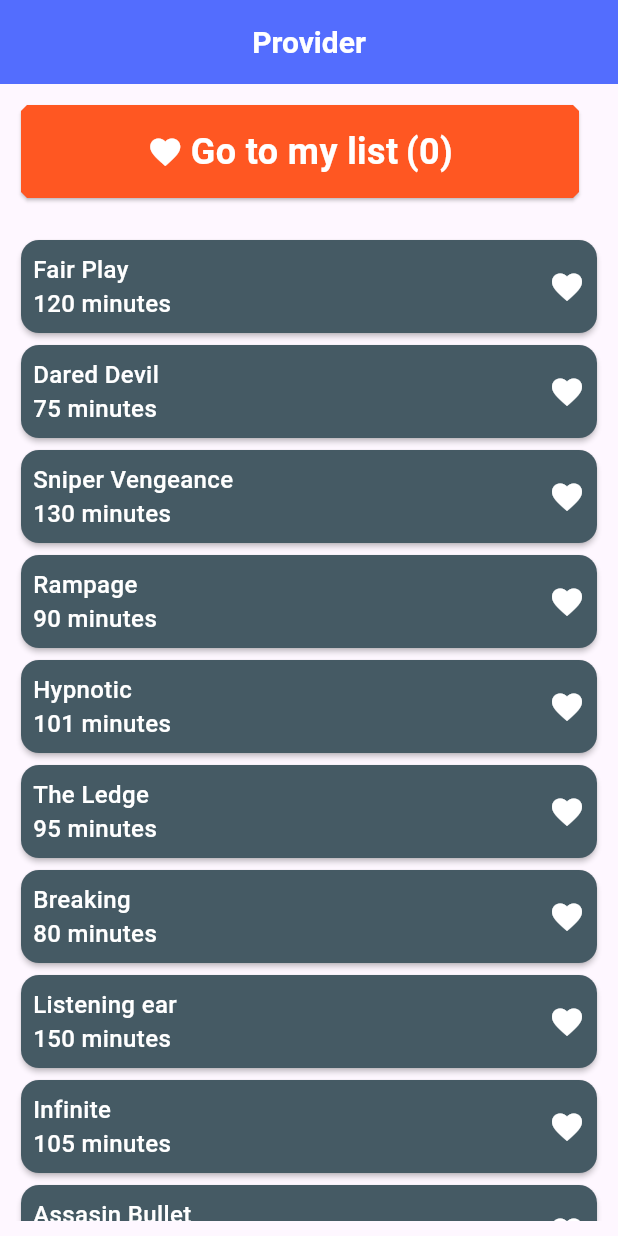
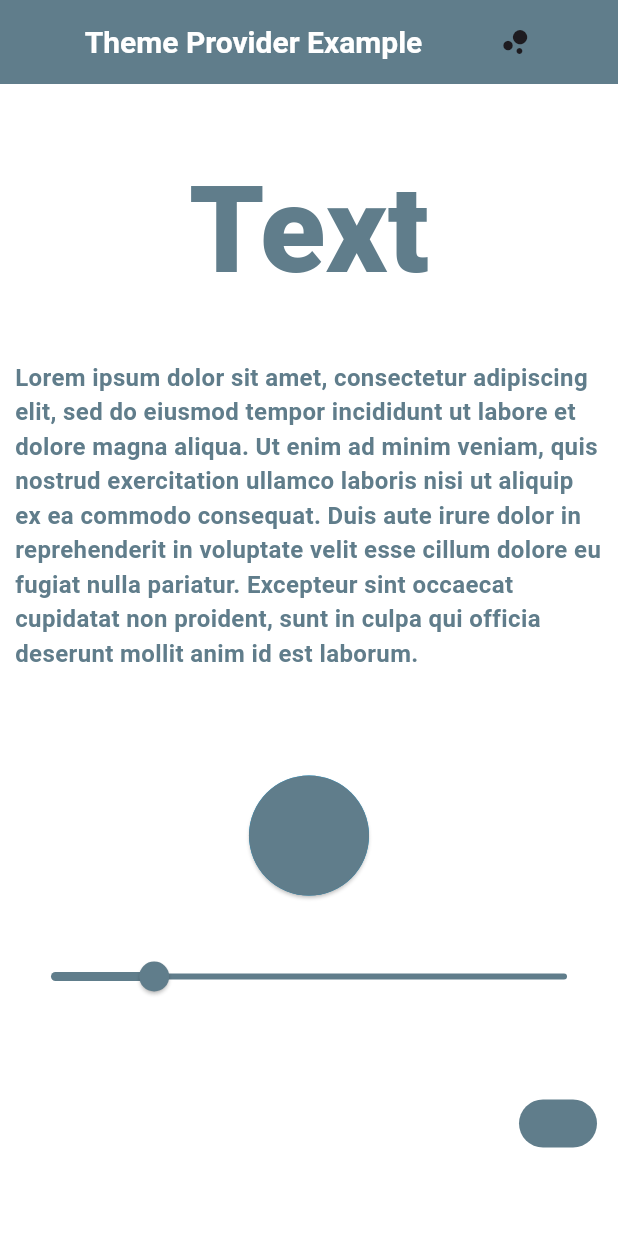
Before and after one commit to dretoba91/flutter-state-managements, a Flutter app: the screen it shows after launch, on a phone screen of 412 x 824 dp. Run offline on Flutter 3.47's test engine with Material 3 defaults, Android fonts, the phone set to English and light mode, and no system bars; our stand-ins replace flutter_colorpicker, go_router, shared_preferences; Roboto replaces fonts that are missing (Montserrat).

Commit message:
color picker with provider

```diff
--- /dev/null
+++ b/lib/color_picker/color_picker.dart
@@ -0,0 +1,155 @@
+// ignore_for_file: prefer_const_constructors, prefer_const_literals_to_create_immutables
+
+import 'dart:developer';
+
+import 'package:flutter/material.dart';
+import 'package:flutter_state_managements/color_picker/widget/color_body.dart';
+import 'package:flutter_state_managements/helpers/color_provider.dart';
+import 'package:provider/provider.dart';
+
+class ColorPicker extends StatefulWidget {
+  const ColorPicker({super.key});
+
+  @override
+  State<ColorPicker> createState() => _ColorPickerState();
+}
+
+class _ColorPickerState extends State<ColorPicker> {
+  final String lopsuim =
+      'Lorem ipsum dolor sit amet, consectetur adipiscing elit, sed do eiusmod tempor incididunt ut labore et dolore magna aliqua. Ut enim ad minim veniam, quis nostrud exercitation ullamco laboris nisi ut aliquip ex ea commodo consequat. Duis aute irure dolor in reprehenderit in voluptate velit esse cillum dolore eu fugiat nulla pariatur. Excepteur sint occaecat cupidatat non proident, sunt in culpa qui officia deserunt mollit anim id est laborum.';
+
+  colorDialog() {
+    showDialog(
+      context: context,
+      builder: (context) => ColorBody(),
+    );
+  }
+
+  @override
+  Widget build(BuildContext context) {
+    return Scaffold(
+      appBar: AppBar(
+        title: Row(
+          mainAxisAlignment: MainAxisAlignment.center,
+          children: [
+            Text(
+              'Theme Provider Example',
+              style: TextStyle(
+                color: Colors.white,
+                fontFamily: "Montserrat",
+                fontSize: 20,
+                fontWeight: FontWeight.w600,
+              ),
+            ),
+            SizedBox(
+              width: 50,
+            ),
+            Icon(Icons.bubble_chart)
+          ],
+        ),
+        centerTitle: true,
+        backgroundColor:
+            Provider.of<ColorProvider>(context, listen: true).pickedColor,
+      ),
+      body: SafeArea(
+        child: Container(
+          color: Colors.white,
+          padding: EdgeInsets.all(10),
+          child: Column(
+            mainAxisAlignment: MainAxisAlignment.start,
+            crossAxisAlignment: CrossAxisAlignment.center,
+            children: [
+              SizedBox(
+                height: 30,
+              ),
+              Center(
+                child: Text(
+                  'Text',
+                  style: TextStyle(
+                    color: Provider.of<ColorProvider>(context, listen: true)
+                        .pickedColor,
+                    fontFamily: "Montserrat",
+                    fontSize: 80,
+                    fontWeight: FontWeight.w800,
+                  ),
+                ),
+              ),
+              SizedBox(
+                height: 30,
+              ),
+              Center(
+                child: Text(
+                  lopsuim,
+                  style: TextStyle(
+                    color: Provider.of<ColorProvider>(context, listen: true)
+                        .pickedColor,
+                    fontFamily: "Montserrat",
+                    fontSize: 16,
+                    fontWeight: FontWeight.w600,
+                  ),
+                ),
+              ),
+              SizedBox(
+                height: 70,
+              ),
+              Container(
+                height: 80,
+                width: 80,
+                decoration: BoxDecoration(
+                  shape: BoxShape.circle,
+                  color: Colors.lightBlue,
+                ),
+                child: ElevatedButton(
+                  onPressed: () {
+                    colorDialog();
+                  },
+                  style: ButtonStyle(
+                    backgroundColor: MaterialStateColor.resolveWith((states) =>
+                        Provider.of<ColorProvider>(context, listen: true)
+                            .pickedColor),
+                  ),
+                  child: Text(''),
+                ),
+              ),
+              SizedBox(
+                height: 30,
+              ),
+              Slider.adaptive(
+                value: 0.2,
+                onChanged: (value) {},
+                activeColor: Provider.of<ColorProvider>(context, listen: true)
+                    .pickedColor,
+                inactiveColor: Provider.of<ColorProvider>(context, listen: true)
+                    .pickedColor,
+                thumbColor: Provider.of<ColorProvider>(context, listen: true)
+                    .pickedColor,
+              ),
+              SizedBox(
+                height: 50,
+              ),
+              Row(
+                mainAxisAlignment: MainAxisAlignment.end,
+                children: [
+                  Switch.adaptive(
+                    value: true,
+                    onChanged: (value) {},
+                    activeColor:
+                        Provider.of<ColorProvider>(context, listen: true)
+                            .pickedColor,
+                    activeTrackColor:
+                        Provider.of<ColorProvider>(context, listen: true)
+                            .pickedColor,
+                  )
+                ],
+              )
+            ],
+          ),
+        ),
+      ),
+    );
+  }
+}
+
+Widget colorBody() {
+  return AlertDialog();
+}
--- a/lib/favorite_app/model/movie_model.dart
+++ b/lib/favorite_app/model/movie_model.dart
@@ -1,5 +1,3 @@
-import 'dart:developer';
-
 class MovieModel {
   List<Map<String, dynamic>> movies = [
     {
--- a/lib/favorite_app/screens/favorite.dart
+++ b/lib/favorite_app/screens/favorite.dart
@@ -28,11 +28,7 @@ class _FavoritePageState extends State<FavoritePage> {
   }
 
   removeFavoriteMovie(int index) {
-    log('id passed $index');
-
-    log("inside map method: $index");
     for (var movie in favoriteMovies.toList()) {
-      log("fav lenght: $favoriteMovies");
       if (movie['id'] == index) {
         setState(() {
           Provider.of<MovieProvider>(context, listen: false)
@@ -48,7 +44,6 @@ class _FavoritePageState extends State<FavoritePage> {
   Widget build(BuildContext context) {
     favoriteMovies =
         Provider.of<MovieProvider>(context, listen: false).addedFavoriteMovies;
-    log("build $favoriteMovies");
     return Scaffold(
       appBar: AppBar(
         leading: IconButton(
--- a/lib/favorite_app/widgets/movie_card.dart
+++ b/lib/favorite_app/widgets/movie_card.dart
@@ -69,7 +69,6 @@ class MovieCards extends StatelessWidget {
                         clickedFavorite();
                         Provider.of<MovieProvider>(context, listen: false)
                             .setClickedFavorite(id);
-                        log("clicked icon");
                       },
                       child: Icon(
                         Icons.favorite,
--- /dev/null
+++ b/lib/helpers/color_provider.dart
@@ -0,0 +1,15 @@
+// ignore_for_file: prefer_final_fields
+
+import 'package:flutter/material.dart';
+
+class ColorProvider extends ChangeNotifier {
+  Color _pickedColor = Colors.blueGrey;
+
+  get pickedColor => _pickedColor;
+
+  Future<bool> setPickedColor(Color value) async {
+    _pickedColor = value;
+    notifyListeners();
+    return true;
+  }
+}
--- a/lib/helpers/routes.dart
+++ b/lib/helpers/routes.dart
@@ -1,3 +1,4 @@
+import 'package:flutter_state_managements/color_picker/color_picker.dart';
 import 'package:flutter_state_managements/favorite_app/screens/favorite.dart';
 import 'package:flutter_state_managements/favorite_app/screens/movies.dart';
 import 'package:flutter_state_managements/signIn_app/login.dart';
@@ -10,6 +11,13 @@ class RouteHelpers {
     routes: [
       GoRoute(
         path: '/',
+        name: 'color-picker',
+        builder: (context, state) {
+          return const ColorPicker();
+        },
+      ),
+      GoRoute(
+        path: '/movies',
         name: 'movies',
         builder: (context, state) {
           return const Movies();
--- a/lib/main.dart
+++ b/lib/main.dart
@@ -1,4 +1,5 @@
 import 'package:flutter/material.dart';
+import 'package:flutter_state_managements/helpers/color_provider.dart';
 import 'package:flutter_state_managements/helpers/movie_provider.dart';
 import 'package:flutter_state_managements/helpers/routes.dart';
 import 'package:flutter_state_managements/helpers/user_provider.dart';
@@ -13,6 +14,9 @@ void main() {
       ),
       ChangeNotifierProvider(
         create: (context) => MovieProvider(),
+      ),
+      ChangeNotifierProvider(
+        create: (context) => ColorProvider(),
       )
     ],
     child: const MyApp(),
--- a/pubspec.yaml
+++ b/pubspec.yaml
@@ -38,6 +38,7 @@ dependencies:
   provider: ^6.1.2
   shared_preferences: ^2.2.2
   go_router: ^13.2.0
+  flutter_colorpicker: ^1.0.3
 
 dev_dependencies:
   flutter_test:
```
Also changed, not shown: lib/color_picker/widget/color_body.dart (added, +48 -0 lines), lib/favorite_app/screens/movies.dart (+0 -13 lines), pubspec.lock.
